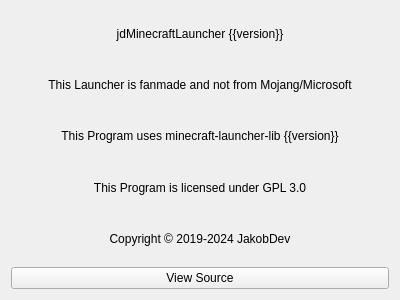
The window that jdMinecraftLauncher/ui/AboutTab.ui (JakobDev/jdMinecraftLauncher) describes before a commit, drawn with Qt 5.
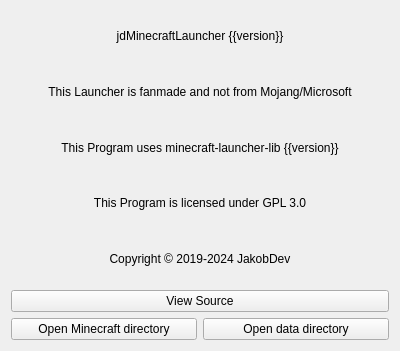
The same window after the commit.

Commit message: Add buttons for opening minecraft and data directory

```diff
--- a/jdMinecraftLauncher/ui/AboutTab.ui
+++ b/jdMinecraftLauncher/ui/AboutTab.ui
@@ -7,7 +7,7 @@
     <x>0</x>
     <y>0</y>
     <width>400</width>
-    <height>300</height>
+    <height>351</height>
    </rect>
   </property>
   <property name="windowTitle">
@@ -86,6 +86,24 @@
      </property>
     </widget>
    </item>
+   <item>
+    <layout class="QHBoxLayout" name="horizontalLayout">
+     <item>
+      <widget class="QPushButton" name="openMinecraftDirectoryButton">
+       <property name="text">
+        <string>Open Minecraft directory</string>
+       </property>
+      </widget>
+     </item>
+     <item>
+      <widget class="QPushButton" name="openDataDirectoryButton">
+       <property name="text">
+        <string>Open data directory</string>
+       </property>
+      </widget>
+     </item>
+    </layout>
+   </item>
   </layout>
  </widget>
  <resources/>
```
The commit also changes 1 other file.
